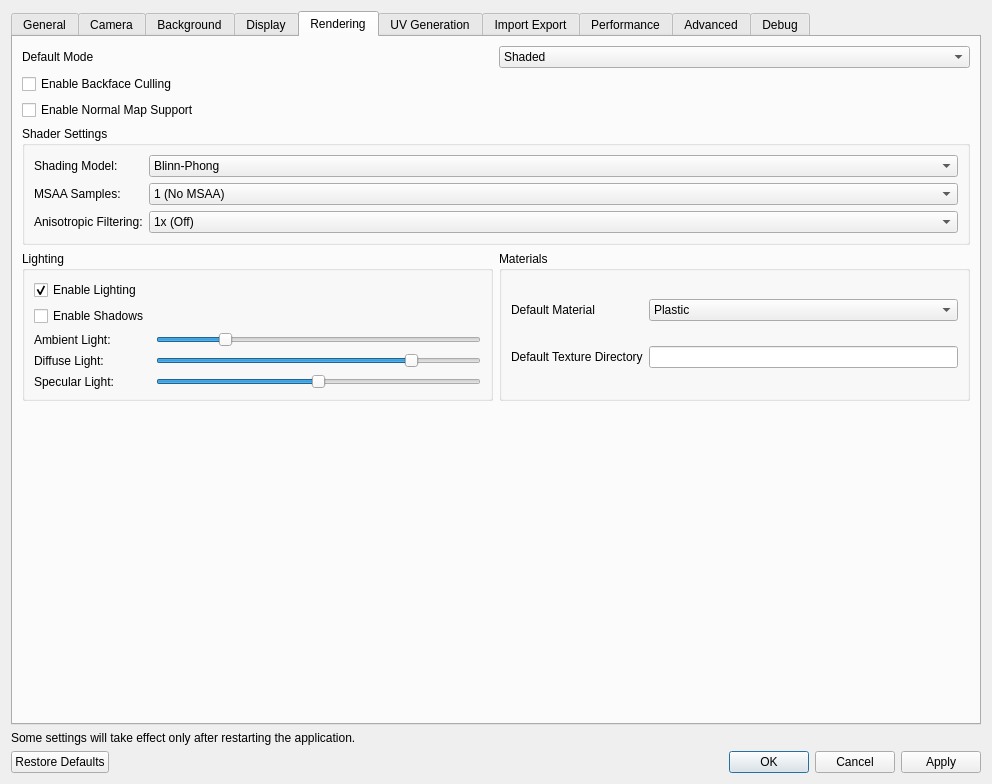
First picture: the form in ui/SettingsDialog.ui, repository 01Hub/ModelViewer, before the edit.
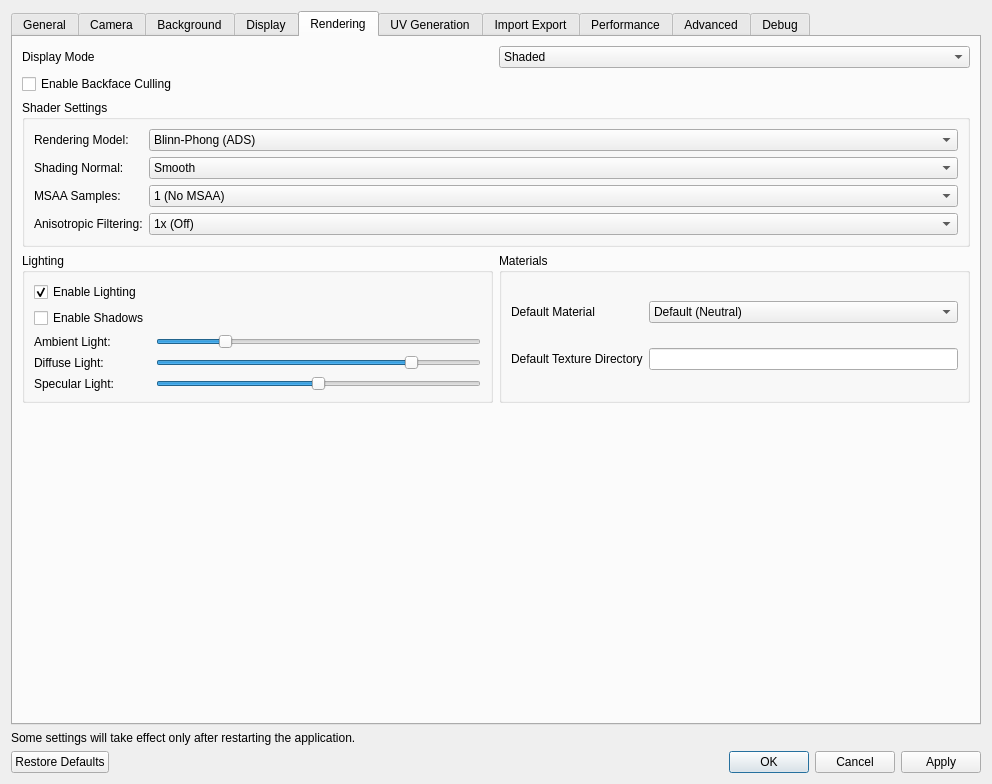
Second picture: the form after the edit. The open tabs and pages were chosen to show the change.

Commit message: Fix: wire Settings dialog Rendering and Materials tabs end-to-end

What changed in the file:
```diff
--- a/ui/SettingsDialog.ui
+++ b/ui/SettingsDialog.ui
@@ -911,7 +911,7 @@
        <item row="0" column="0">
         <widget class="QLabel" name="label_6">
          <property name="text">
-          <string>Default Mode</string>
+          <string>Display Mode</string>
          </property>
         </widget>
        </item>
@@ -942,13 +942,6 @@
         </widget>
        </item>
        <item row="2" column="0" colspan="2">
-        <widget class="QCheckBox" name="checkNormalMap">
-         <property name="text">
-          <string>Enable Normal Map Support</string>
-         </property>
-        </widget>
-       </item>
-       <item row="3" column="0" colspan="2">
         <widget class="QGroupBox" name="shaderGroupBox">
          <property name="title">
           <string>Shader Settings</string>
@@ -957,7 +950,7 @@
           <item row="0" column="0">
            <widget class="QLabel" name="shaderModelLabel">
             <property name="text">
-             <string>Shading Model:</string>
+             <string>Rendering Model:</string>
             </property>
            </widget>
           </item>
@@ -965,7 +958,7 @@
            <widget class="QComboBox" name="shaderModelComboBox">
             <item>
              <property name="text">
-              <string>Blinn-Phong</string>
+              <string>Blinn-Phong (ADS)</string>
              </property>
             </item>
             <item>
@@ -973,9 +966,20 @@
               <string>Phong</string>
              </property>
             </item>
+           </widget>
+          </item>
+          <item row="1" column="0">
+           <widget class="QLabel" name="shadingNormalLabel">
+            <property name="text">
+             <string>Shading Normal:</string>
+            </property>
+           </widget>
+          </item>
+          <item row="1" column="1">
+           <widget class="QComboBox" name="shadingNormalComboBox">
             <item>
              <property name="text">
-              <string>PBR (Physically Based)</string>
+              <string>Smooth</string>
              </property>
             </item>
             <item>
@@ -990,14 +994,14 @@
             </item>
            </widget>
           </item>
-          <item row="1" column="0">
+          <item row="2" column="0">
            <widget class="QLabel" name="msaaLabel">
             <property name="text">
              <string>MSAA Samples:</string>
             </property>
            </widget>
           </item>
-          <item row="1" column="1">
+          <item row="2" column="1">
            <widget class="QComboBox" name="msaaComboBox">
             <item>
              <property name="text">
@@ -1026,14 +1030,14 @@
             </item>
            </widget>
           </item>
-          <item row="2" column="0">
+          <item row="3" column="0">
            <widget class="QLabel" name="anisotropyLabel">
             <property name="text">
              <string>Anisotropic Filtering:</string>
             </property>
            </widget>
           </item>
-          <item row="2" column="1">
+          <item row="3" column="1">
            <widget class="QComboBox" name="anisotropyComboBox">
             <item>
              <property name="text">
@@ -1182,7 +1186,7 @@
              <widget class="QComboBox" name="comboBoxDefaultMaterial">
               <item>
                <property name="text">
-                <string>Plastic</string>
+                <string>Default (Neutral)</string>
                </property>
               </item>
               <item>
```
Left out of the diff: 35 changed lines with no effect on the pictures. The commit also changes 19 other files.
